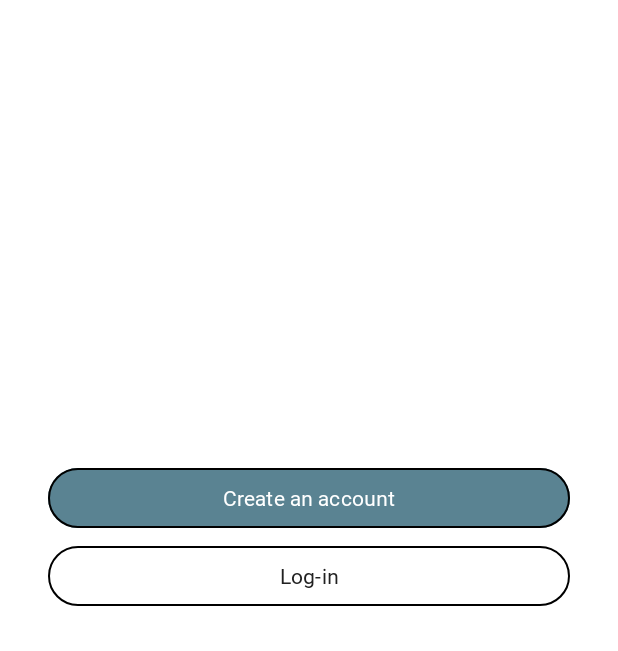
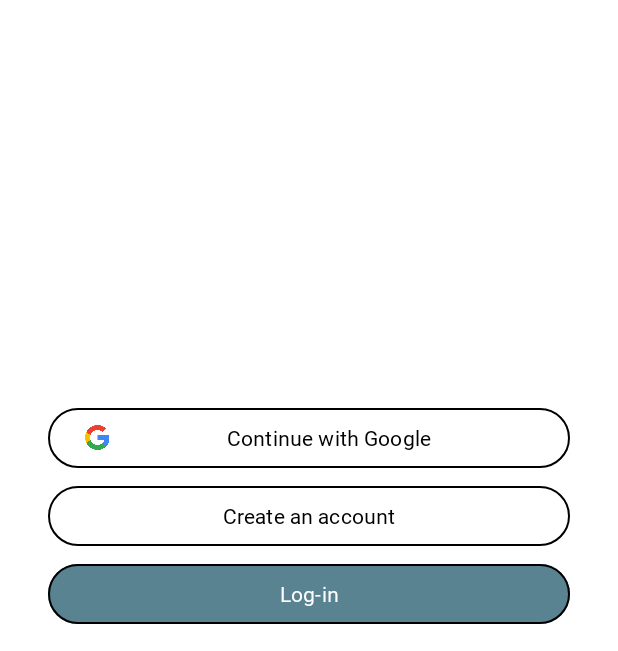
Before and after one commit to rencebry/MOBICOM_MCO, an Android app: the screen it shows after launch (LandingActivity), on a phone screen of 412 x 824 dp, the part 585-1236 px from its top. Run offline under Robolectric (Android 15) with nearby library versions, the phone set to English and light mode, and no system bars.

Commit message:
added a button for continue with google

```diff
--- a/app/src/main/res/layout/activity_landing.xml
+++ b/app/src/main/res/layout/activity_landing.xml
@@ -33,27 +33,44 @@
         app:layout_constraintVertical_bias="0.45" />
 
     <Button
-        android:id="@+id/btnCreateAccount"
+        android:id="@+id/btnGoogleSignIn"
+        app:icon="@drawable/google"
         android:layout_width="0dp"
         android:layout_height="wrap_content"
         android:layout_marginStart="@dimen/large_margin"
-        android:layout_marginTop="308dp"
+        android:layout_marginTop="268dp"
         android:layout_marginEnd="@dimen/large_margin"
-        android:text="@string/create_an_account"
-        android:textColor="@color/white"
+        android:text="@string/continue_with_google"
+        android:textColor="@color/black"
+        app:iconTint="@null"
+        android:backgroundTint="@color/white"
         app:layout_constraintEnd_toEndOf="parent"
         app:layout_constraintHorizontal_bias="0.0"
         app:layout_constraintStart_toStartOf="parent"
         app:layout_constraintTop_toBottomOf="@id/tvAppName" />
 
     <Button
+        android:id="@+id/btnCreateAccount"
+        android:layout_width="0dp"
+        android:layout_height="wrap_content"
+        android:layout_marginStart="@dimen/large_margin"
+        android:layout_marginTop="4dp"
+        android:layout_marginEnd="@dimen/large_margin"
+        android:text="@string/create_an_account"
+        android:backgroundTint="@color/white"
+        android:textColor="@color/black"
+        app:layout_constraintEnd_toEndOf="parent"
+        app:layout_constraintHorizontal_bias="0.0"
+        app:layout_constraintStart_toStartOf="parent"
+        app:layout_constraintTop_toBottomOf="@id/btnGoogleSignIn" />
+
+    <Button
         android:id="@+id/btnLogin"
         android:layout_width="0dp"
         android:layout_height="wrap_content"
         android:layout_marginTop="4dp"
-        android:backgroundTint="@android:color/white"
         android:text="@string/log_in"
-        android:textColor="@color/text_primary"
+        android:textColor="@color/white"
         app:layout_constraintEnd_toEndOf="@id/btnCreateAccount"
         app:layout_constraintHorizontal_bias="0.0"
         app:layout_constraintStart_toStartOf="@id/btnCreateAccount"
--- a/app/src/main/res/values/strings.xml
+++ b/app/src/main/res/values/strings.xml
@@ -98,4 +98,5 @@
 
     <!-- Playing Flashcards -->
     <string name="flashcard_favorite">Favorite this card</string>
+    <string name="continue_with_google">Continue with Google</string>
 </resources>
```
Also changed, not shown: app/src/main/res/drawable/google.png (added).
